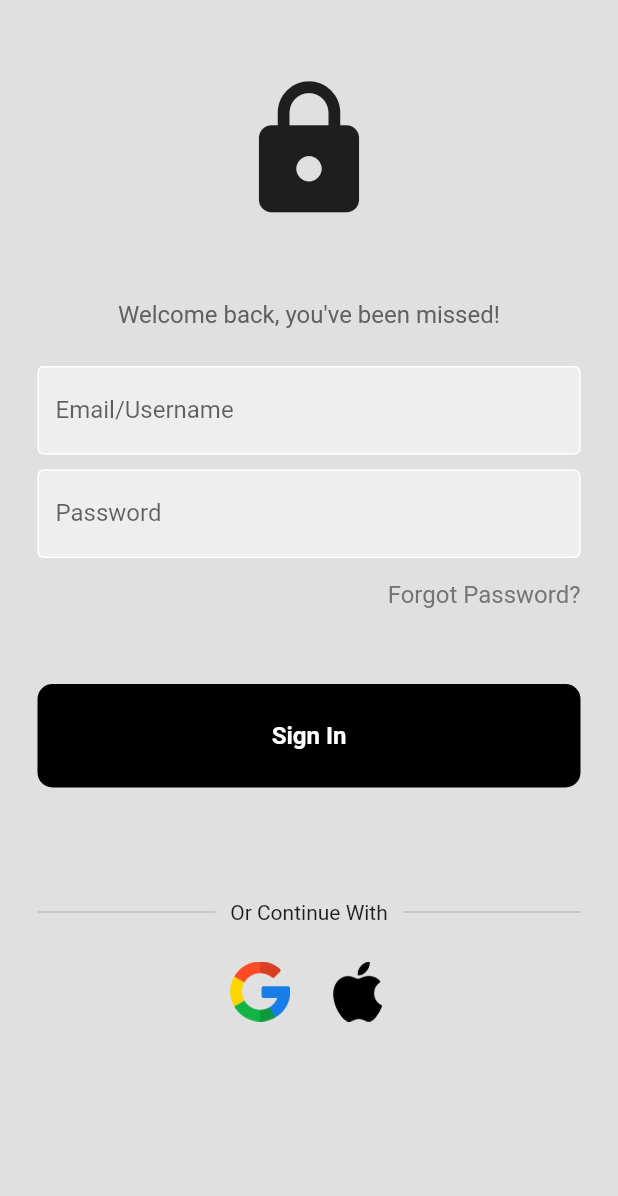
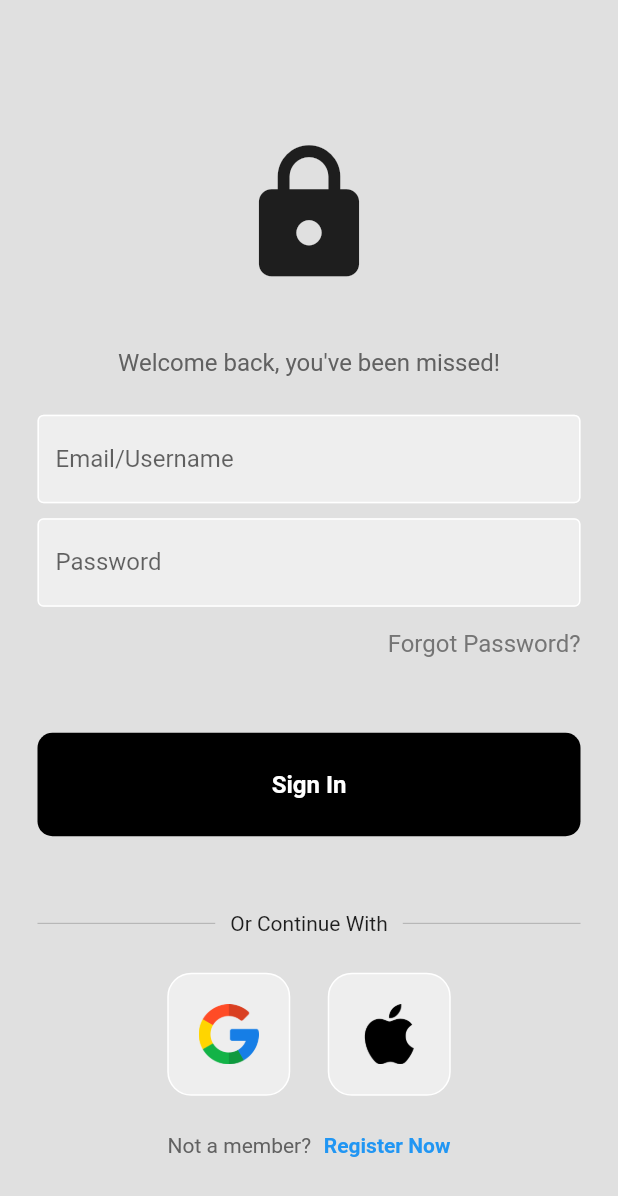
Before and after one commit to rookiexyz/iFreelance, a Flutter app: the screen it shows after launch, on a phone screen of 412 x 824 dp. Shown: the top 1196 px of the screen. Run offline on Flutter 3.47's test engine with Material 2 defaults, Android fonts, the phone set to English and light mode, and no system bars; our stand-ins replace firebase_core; accounts and stored records are empty.

Commit message:
done with the login screen

```diff
--- a/lib/Components/square_tile.dart
+++ b/lib/Components/square_tile.dart
@@ -10,6 +10,12 @@
   @override
   Widget build(BuildContext context) {
     return Container(
+      padding: const EdgeInsets.all(20),
+      decoration: BoxDecoration(
+        border: Border.all(color: Colors.white),
+        borderRadius: BorderRadius.circular(16),
+        color: Colors.grey.shade200,
+      ),
       child: Image.asset(imagePath, height: 40,),
     );
   }
--- a/lib/LoginPage/login_screen.dart
+++ b/lib/LoginPage/login_screen.dart
@@ -29,8 +29,9 @@
       body: SafeArea(
           child: Center(
             child: Column(
+              mainAxisAlignment: MainAxisAlignment.center,
               children: [
-                const SizedBox(height: 50,),
+                const SizedBox(height: 40,),
 
                 //  Logo
                 const Icon(
@@ -38,7 +39,7 @@
                     size: 100,
                 ),
 
-                const SizedBox(height: 50,),
+                const SizedBox(height: 40,),
 
                 //  Welcome Text
                 Text(
@@ -87,7 +88,7 @@
                 MyButton(
                   onTap: signUserIn,
                 ),
-                const SizedBox(height: 50,),
+                const SizedBox(height: 25,),
 
                 //  or continue with text
                 Padding(
@@ -127,8 +128,26 @@
 
                   ],
                 ),
+                const SizedBox(height: 25,),
 
                 //  Not a member, register now
+                Row(
+                  mainAxisAlignment: MainAxisAlignment.center,
+                  children: [
+                    Text('Not a member? ',
+                      style: TextStyle(
+                        color: Colors.grey[700],
+                      ),
+                    ),
+                    const SizedBox(width: 5,),
+                    const Text('Register Now',
+                      style: TextStyle(
+                        color: Colors.blue,
+                        fontWeight: FontWeight.bold,
+                      ),
+                    ),
+                  ],
+                )
             ],),
           ),
       ),
```
